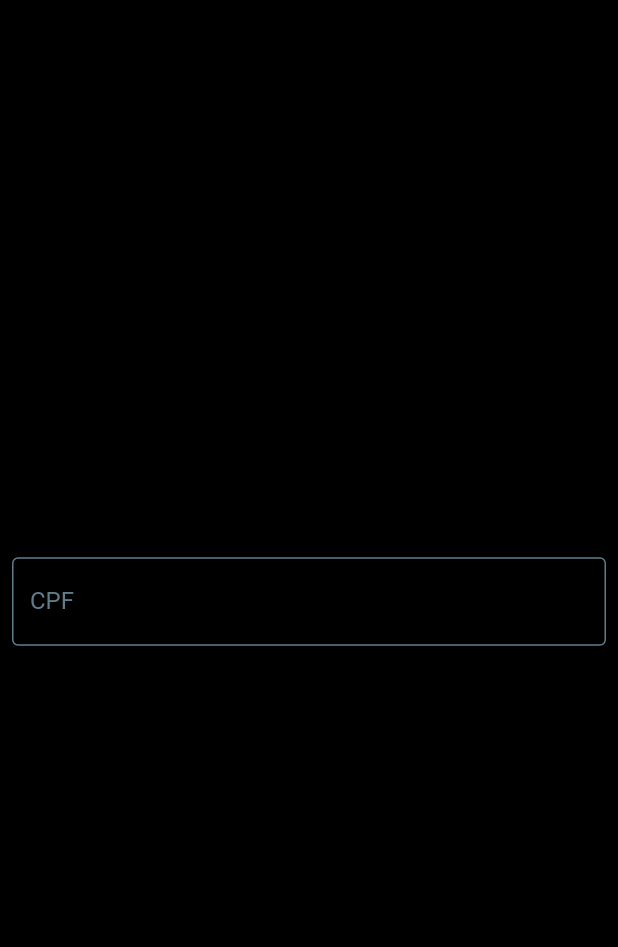
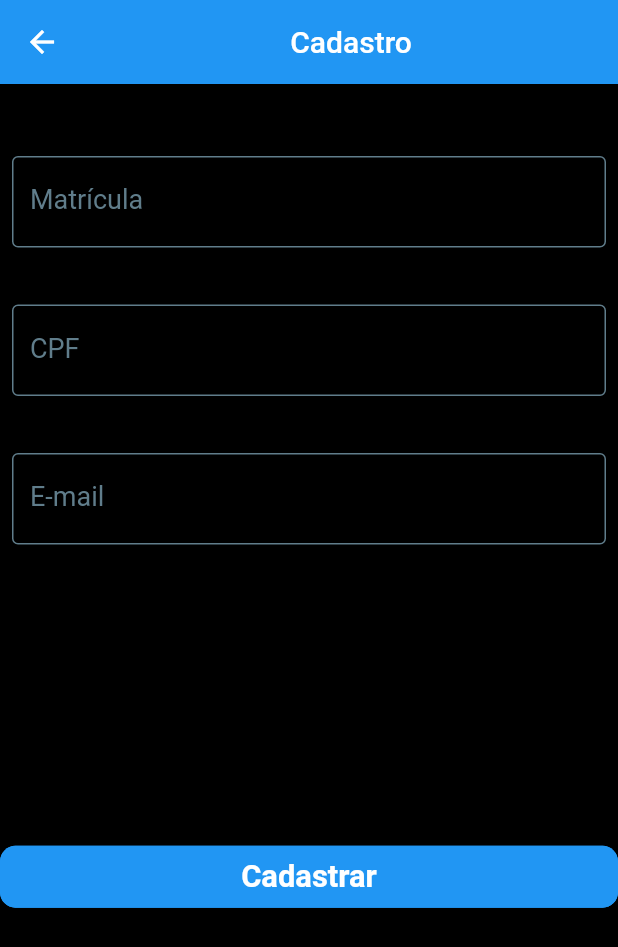
Before and after one commit to BernardoOliveira1/client_register_app, a Flutter app: the RegisterPage screen opened directly, on a phone screen of 412 x 824 dp. Shown: the top 947 px of the screen. Run offline on Flutter 3.47's test engine with Material 2 defaults, Android fonts, the phone set to English and light mode, and no system bars; our stand-ins replace flutter_hooks.

Commit message:
initial_design: finishes register page design

```diff
--- a/lib/presentation/pages/register_page.dart
+++ b/lib/presentation/pages/register_page.dart
@@ -8,15 +8,74 @@ class RegisterPage extends StatelessWidget {
   Widget build(BuildContext context) {
     final mediaQuery = MediaQuery.of(context);
     return Scaffold(
+      appBar: AppBar(
+        automaticallyImplyLeading: true,
+        title: const Center(child: Text('Cadastro')),
+      ),
       backgroundColor: Colors.black,
       body: SafeArea(
         child: Column(
-          mainAxisAlignment: MainAxisAlignment.center,
-          children: const [
-            _RegisterTextField(
+          mainAxisAlignment: MainAxisAlignment.start,
+          mainAxisSize: MainAxisSize.max,
+          children: [
+            const SizedBox(
+              height: 40,
+            ),
+            const _RegisterTextField(
+              labelText: 'Matrícula',
+              hintText: 'Digite a Matrícula',
+              maxLength: 11,
+            ),
+            const _RegisterTextField(
               labelText: 'CPF',
               hintText: 'Digite o CPF',
               maxLength: 11,
+            ),
+            const _RegisterTextField(
+              labelText: 'E-mail',
+              hintText: 'Digite o E-mail',
+              maxLength: 11,
+            ),
+            Expanded(
+              child: Align(
+                alignment: Alignment.bottomCenter,
+                child: ElevatedButton(
+                  style: ButtonStyle(
+                    side: MaterialStateProperty.all<BorderSide>(
+                      BorderSide(
+                        width: mediaQuery.size.width * (1.2 / 360),
+                        color: Colors.blue,
+                      ),
+                    ),
+                    shape: MaterialStateProperty.all<RoundedRectangleBorder>(
+                      RoundedRectangleBorder(
+                        borderRadius: BorderRadius.all(
+                          Radius.circular(mediaQuery.size.width * (9 / 360)),
+                        ),
+                      ),
+                    ),
+                  ),
+                  onPressed: () {},
+                  child: SizedBox(
+                    height: mediaQuery.size.width * 0.1,
+                    child: Center(
+                      child: Text(
+                        'Cadastrar',
+                        style: TextStyle(
+                          fontSize: mediaQuery.size.width * (18 / 360),
+                          fontWeight: FontWeight.w600,
+                          fontStyle: FontStyle.normal,
+                        ),
+                      ),
+                    ),
+                  ),
+                ),
+              ),
+            ),
+            const Flexible(
+              child: SizedBox(
+                height: 20,
+              ),
             ),
           ],
         ),
@@ -47,6 +106,10 @@ class _RegisterTextField extends HookWidget {
         controller: null,
         focusNode: _nameFocusNode,
         textCapitalization: TextCapitalization.sentences,
+        style: const TextStyle(
+          fontSize: 18,
+          color: Colors.blue,
+        ),
         textInputAction: TextInputAction.next,
         decoration: InputDecoration(
           enabledBorder: const OutlineInputBorder(
```
